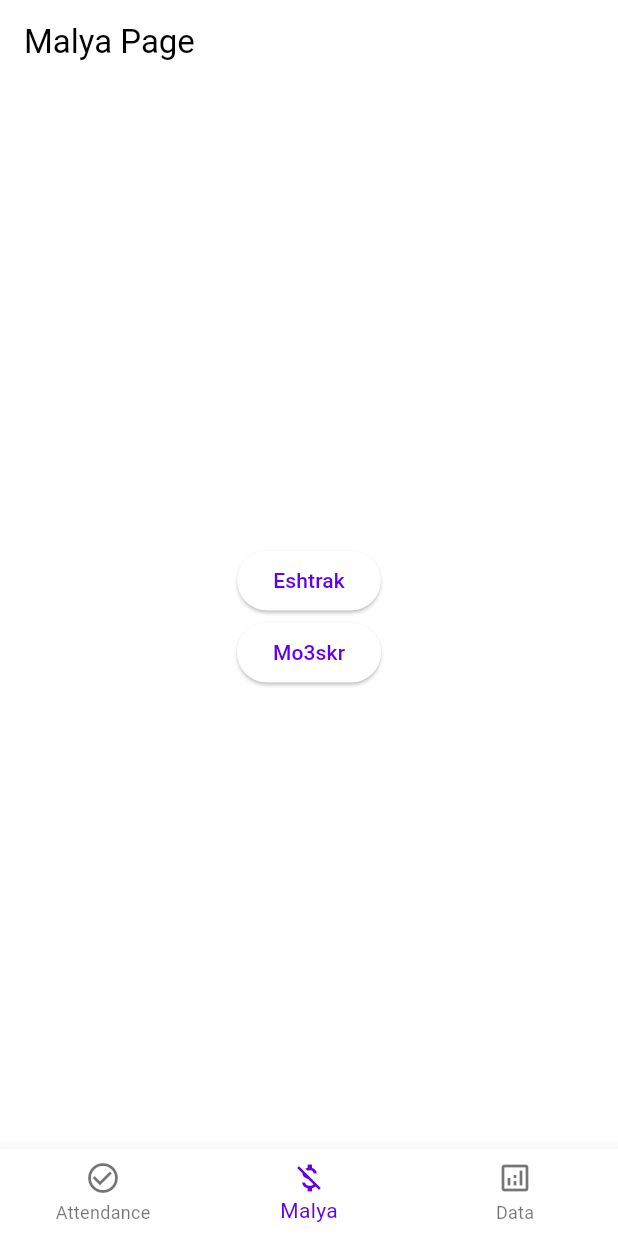
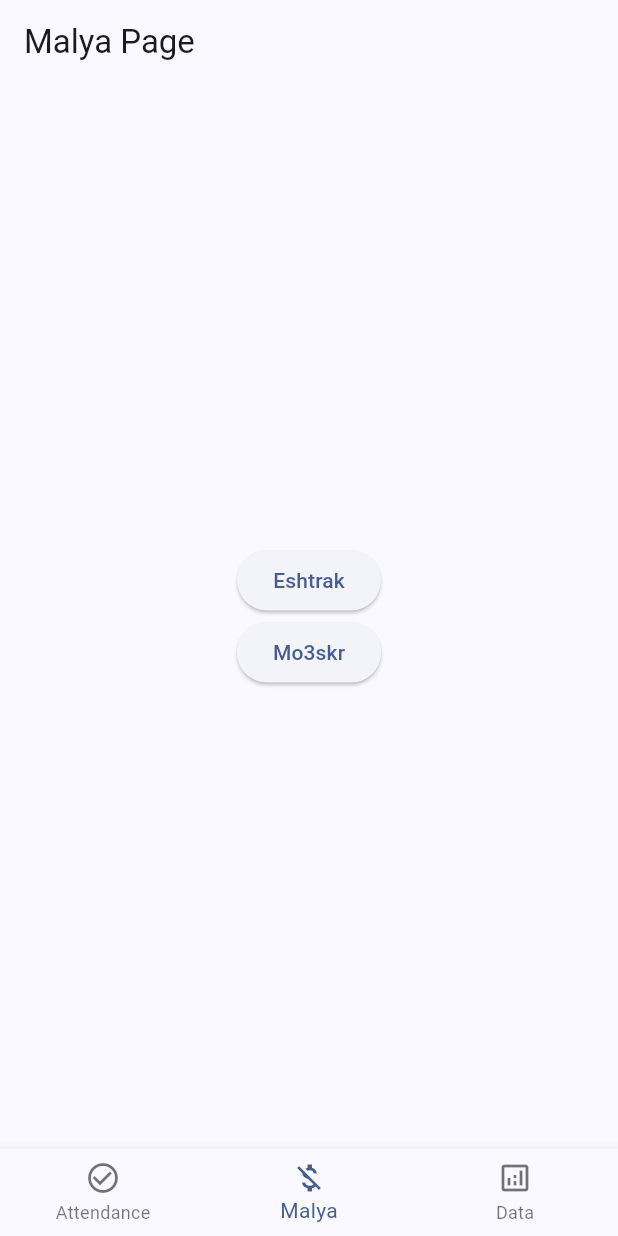
Before and after one commit to davidayman11/bara3em, a Flutter app: the screen it shows after launch, item 2 of the bottom bar chosen, on a phone screen of 412 x 824 dp. Run offline on Flutter 3.47's test engine with Material 3 defaults, Android fonts, the phone set to English and light mode, and no system bars; our stand-ins replace cloud_firestore, firebase_core; accounts and stored records are empty.

Commit message:
zh2tttttt

```diff
--- a/lib/main.dart
+++ b/lib/main.dart
@@ -9,13 +9,13 @@ void main() async {
 }
 
 class MyApp extends StatelessWidget {
-  const MyApp({Key? key}) : super(key: key); // Fix constructor issue
+  const MyApp({Key? key}) : super(key: key);
 
   @override
   Widget build(BuildContext context) {
     return MaterialApp(
       theme: ThemeData(
-        colorScheme: ColorScheme.light(), // Use ColorScheme.light() or ColorScheme.dark()
+        colorScheme: ColorScheme.fromSeed(seedColor: Colors.blueAccent),
         useMaterial3: true,
       ),
       home: WelcomePage(),
```
Also changed, not shown: 3 other files.
